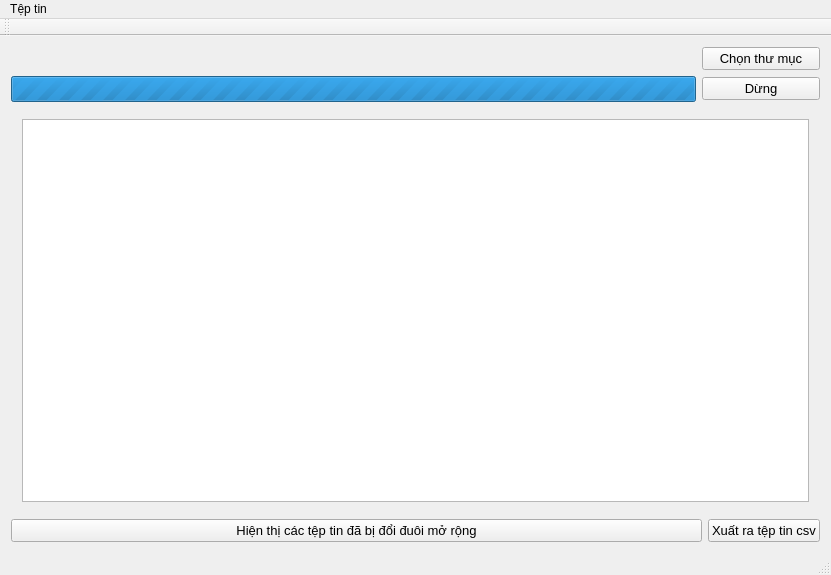
Qt form mainwindow.ui (jindojojin/Phan_tich_dinh_dang_that_cua_file) before a commit.
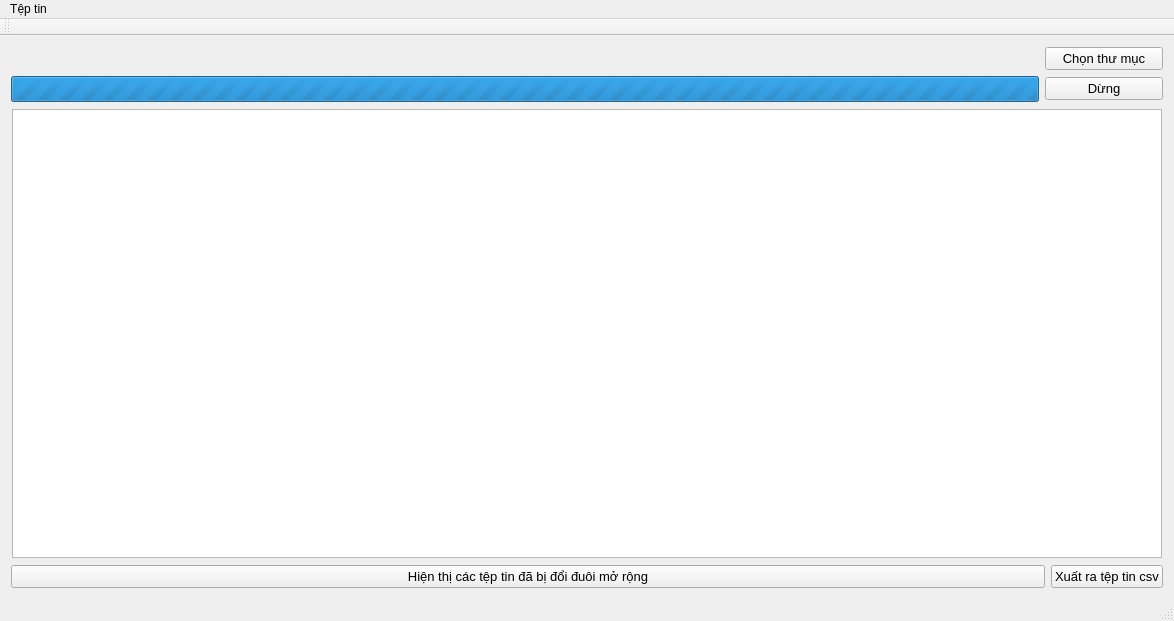
The same form after that commit.

Diff of the .ui file:
```diff
--- a/mainwindow.ui
+++ b/mainwindow.ui
@@ -6,8 +6,8 @@
    <rect>
     <x>0</x>
     <y>0</y>
-    <width>831</width>
-    <height>575</height>
+    <width>1174</width>
+    <height>621</height>
    </rect>
   </property>
   <property name="windowTitle">
@@ -138,6 +138,9 @@
       </widget>
       <widget class="QWidget" name="page_2">
        <layout class="QGridLayout" name="gridLayout_3">
+        <property name="margin">
+         <number>1</number>
+        </property>
         <item row="0" column="0">
          <widget class="QTableView" name="tableView_2">
           <property name="cursor" stdset="0">
@@ -192,7 +195,7 @@
     <rect>
      <x>0</x>
      <y>0</y>
-     <width>831</width>
+     <width>1174</width>
      <height>25</height>
     </rect>
    </property>
```
Left out of the diff: 3 changed lines with no effect on the pictures.
